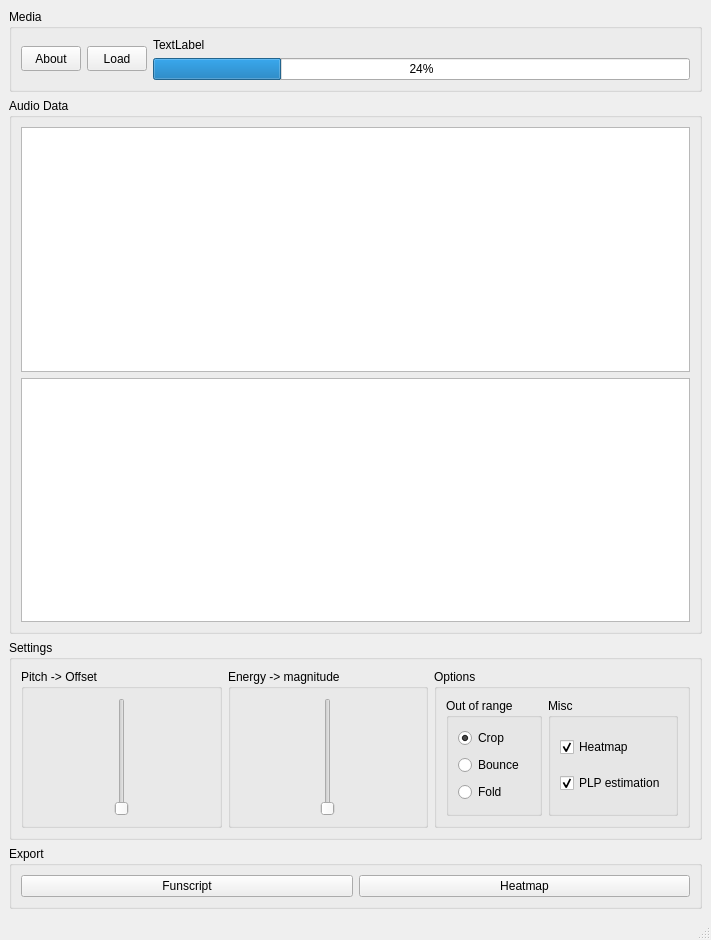
NodudeWasTaken/PythonDancer, file dancerUI.ui: the form before one commit.
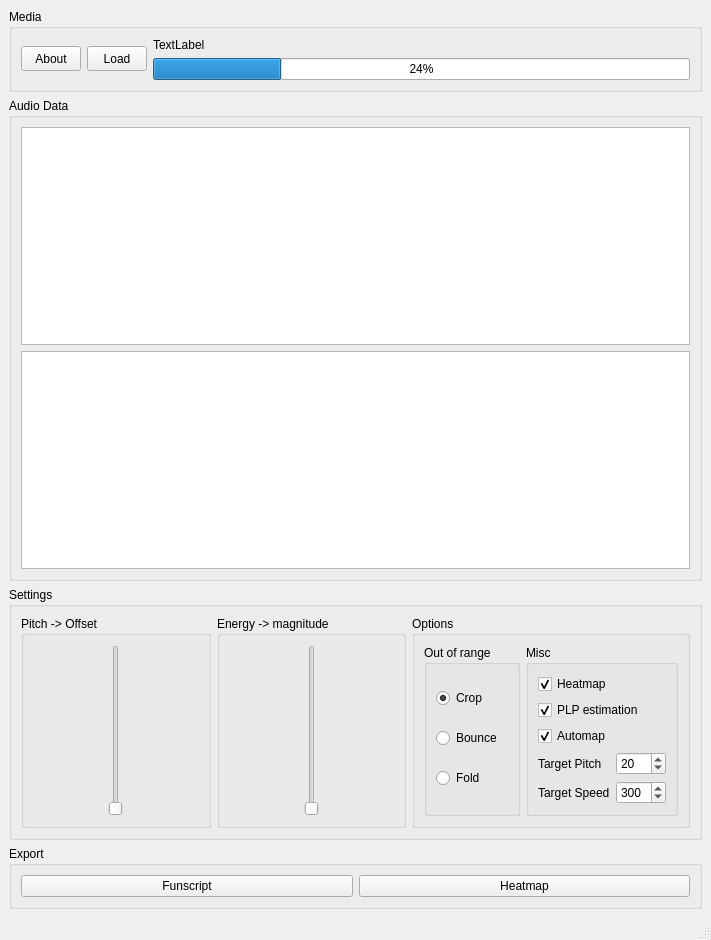
The form after the commit.

Diff of the .ui file:
```diff
--- a/dancerUI.ui
+++ b/dancerUI.ui
@@ -262,6 +262,88 @@
                  </property>
                 </widget>
                </item>
+               <item>
+                <widget class="QCheckBox" name="mapOpt">
+                 <property name="text">
+                  <string>Automap</string>
+                 </property>
+                 <property name="checked">
+                  <bool>true</bool>
+                 </property>
+                </widget>
+               </item>
+               <item>
+                <layout class="QHBoxLayout" name="horizontalLayout_10">
+                 <property name="spacing">
+                  <number>6</number>
+                 </property>
+                 <item>
+                  <widget class="QLabel" name="label">
+                   <property name="text">
+                    <string>Target Pitch</string>
+                   </property>
+                  </widget>
+                 </item>
+                 <item>
+                  <widget class="QSpinBox" name="pitchBox">
+                   <property name="sizePolicy">
+                    <sizepolicy hsizetype="Fixed" vsizetype="Fixed">
+                     <horstretch>0</horstretch>
+                     <verstretch>0</verstretch>
+                    </sizepolicy>
+                   </property>
+                   <property name="minimumSize">
+                    <size>
+                     <width>50</width>
+                     <height>0</height>
+                    </size>
+                   </property>
+                   <property name="maximum">
+                    <number>100</number>
+                   </property>
+                   <property name="value">
+                    <number>20</number>
+                   </property>
+                  </widget>
+                 </item>
+                </layout>
+               </item>
+               <item>
+                <layout class="QHBoxLayout" name="horizontalLayout_11">
+                 <property name="spacing">
+                  <number>6</number>
+                 </property>
+                 <item>
+                  <widget class="QLabel" name="label_2">
+                   <property name="text">
+                    <string>Target Speed</string>
+                   </property>
+                  </widget>
+                 </item>
+                 <item>
+                  <widget class="QSpinBox" name="speedBox">
+                   <property name="sizePolicy">
+                    <sizepolicy hsizetype="Fixed" vsizetype="Fixed">
+                     <horstretch>0</horstretch>
+                     <verstretch>0</verstretch>
+                    </sizepolicy>
+                   </property>
+                   <property name="minimumSize">
+                    <size>
+                     <width>50</width>
+                     <height>0</height>
+                    </size>
+                   </property>
+                   <property name="maximum">
+                    <number>500</number>
+                   </property>
+                   <property name="value">
+                    <number>300</number>
+                   </property>
+                  </widget>
+                 </item>
+                </layout>
+               </item>
               </layout>
              </widget>
             </item>
```
